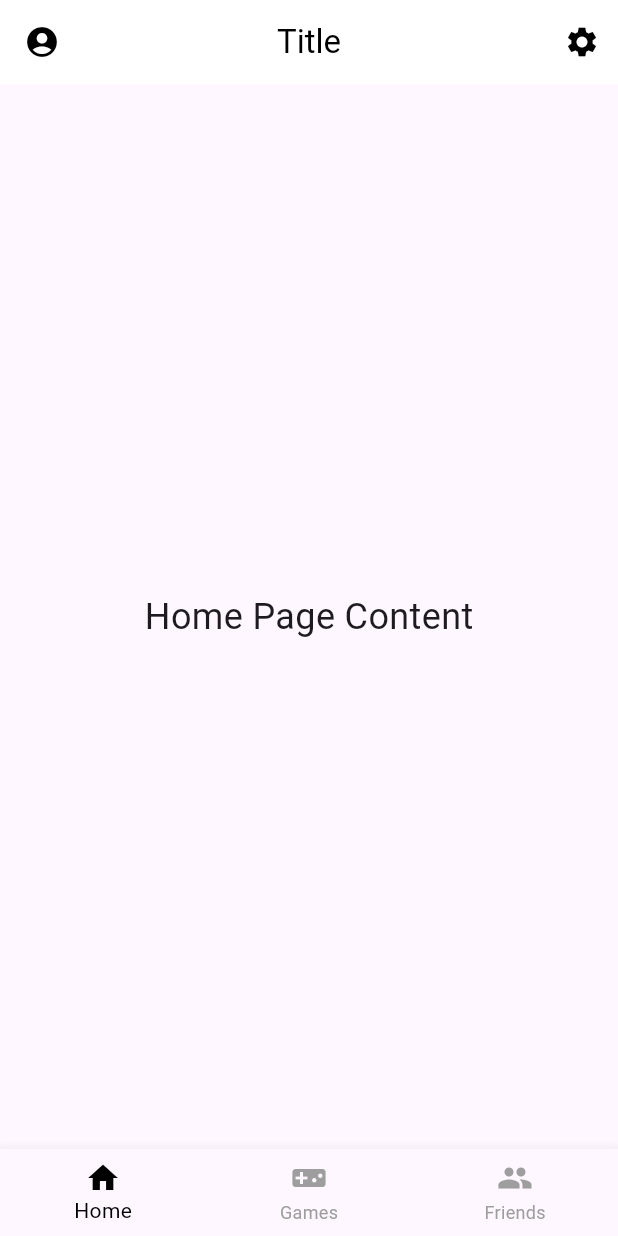
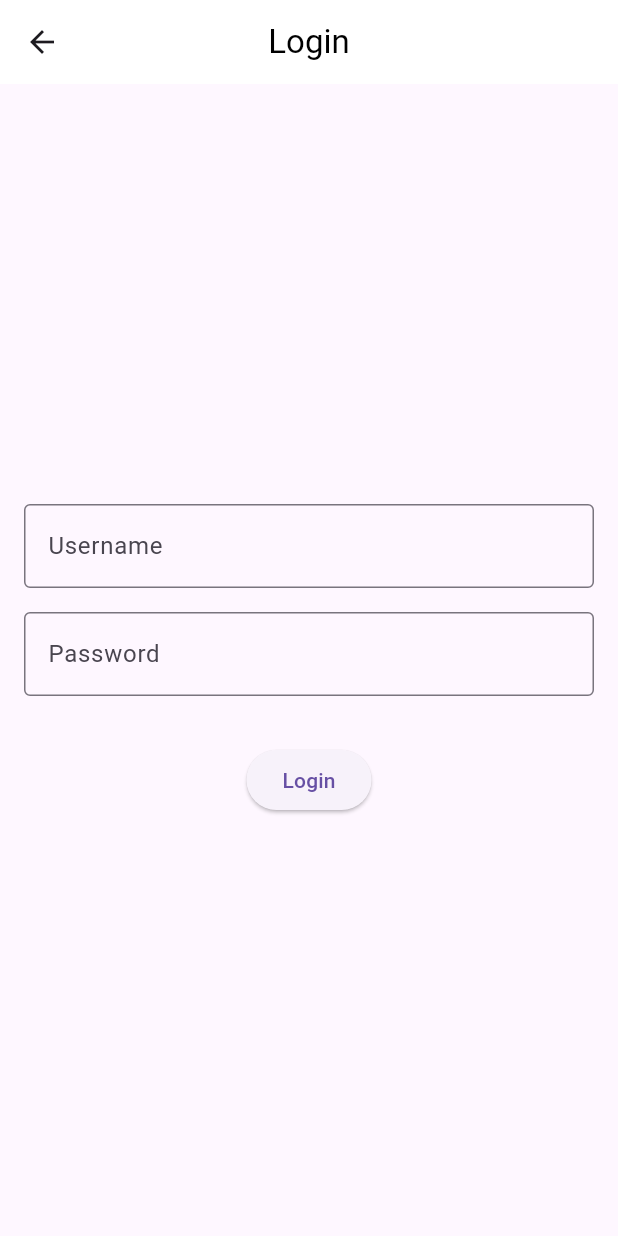
Before and after one commit to Chrislou23/flutter-group7, a Flutter app: the screen it shows after launch, after a tap on the "account circle" icon, on a phone screen of 412 x 824 dp. Run offline on Flutter 3.47's test engine with Material 3 defaults, Android fonts, the phone set to English and light mode, and no system bars; our stand-ins replace firebase_core; accounts and stored records are empty.

Commit message:
Account Page created

```diff
--- a/lib/main.dart
+++ b/lib/main.dart
@@ -23,7 +23,7 @@ class MyApp extends StatelessWidget {
       routes: {
         '/game': (context) => const GamePage(),
         '/friends': (context) => const FriendPage(),
-        '/account': (context) => const AccountPage()
+        '/account': (context) => const LoginPage()
       },
     );
   }
--- a/lib/pages/account_page/account_page.dart
+++ b/lib/pages/account_page/account_page.dart
@@ -0,0 +1,51 @@
+import 'package:flutter/material.dart';
+
+class LoginPage extends StatelessWidget {
+  const LoginPage({super.key});
+
+  @override
+  Widget build(BuildContext context) {
+    return Scaffold(
+      appBar: AppBar(
+        backgroundColor: Colors.white,
+        title: const Text('Login', style: TextStyle(color: Colors.black)),
+        centerTitle: true,
+      ),
+      body: Padding(
+        padding: const EdgeInsets.all(16.0),
+        child: Column(
+          mainAxisAlignment: MainAxisAlignment.center,
+          children: [
+            const TextField(
+              decoration: InputDecoration(
+                border: OutlineInputBorder(),
+                labelText: 'Username',
+              ),
+            ),
+            const SizedBox(height: 16.0),
+            const TextField(
+              obscureText: true,
+              decoration: InputDecoration(
+                border: OutlineInputBorder(),
+                labelText: 'Password',
+              ),
+            ),
+            const SizedBox(height: 32.0),
+            ElevatedButton(
+              onPressed: () {
+                // Action for login button
+              },
+              child: const Text('Login'),
+            ),
+          ],
+        ),
+      ),
+    );
+  }
+}
+
+void main() {
+  runApp(const MaterialApp(
+    home: LoginPage(),
+  ));
+}
--- a/lib/pages/home_page/home_page.dart
+++ b/lib/pages/home_page/home_page.dart
@@ -33,7 +33,7 @@ class _HomePageState extends State<HomePage> {
         leading: IconButton(
           icon: const Icon(Icons.account_circle, color: Colors.black),
           onPressed: () {
-            // Action for account icon
+            Navigator.pushNamed(context, '/account');
           },
         ),
         title: const Text('Title', style: TextStyle(color: Colors.black)),
```
